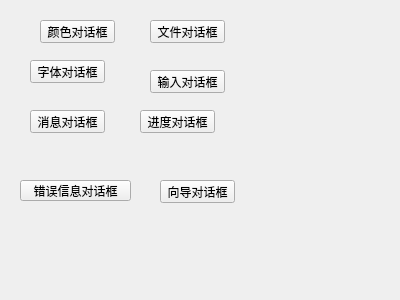
The window that app_QT/QT_feiya_src/03/3-7/mydialog2_ts/mywidget.ui (SeanTny/IP-Camera-Prj) describes before a commit, drawn with Qt 5.
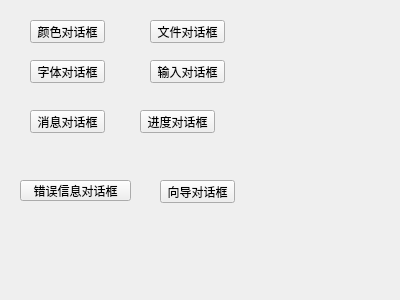
The same window after the commit.

Commit message: 添加两个对话框

Patch:
```diff
--- a/app_QT/QT_feiya_src/03/3-7/mydialog2_ts/mywidget.ui
+++ b/app_QT/QT_feiya_src/03/3-7/mydialog2_ts/mywidget.ui
@@ -16,7 +16,7 @@
   <widget class="QPushButton" name="pushButton">
    <property name="geometry">
     <rect>
-     <x>40</x>
+     <x>30</x>
      <y>20</y>
      <width>75</width>
      <height>23</height>
@@ -69,7 +69,7 @@
    <property name="geometry">
     <rect>
      <x>150</x>
-     <y>70</y>
+     <y>60</y>
      <width>75</width>
      <height>23</height>
     </rect>
```
The commit also changes 3 other files.
